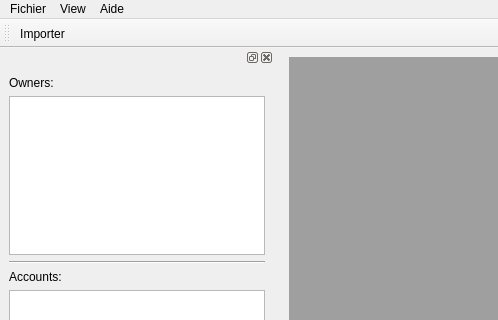
The window that src/ui/mainwindow.ui (KindVador/Accountancy) describes before a commit, drawn with Qt 5; both pictures show x 0 to 498 and y 0 to 320 of the 1485 by 812 pixel window.
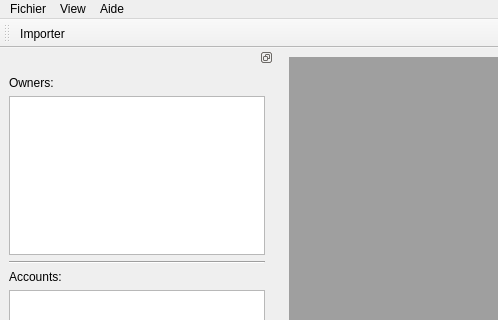
The same window after the commit. Icons and pictures are not drawn.

Commit message: add action in View menu

What changed in the file:
```diff
--- a/src/ui/mainwindow.ui
+++ b/src/ui/mainwindow.ui
@@ -77,6 +77,9 @@
    <addaction name="actionImport"/>
   </widget>
   <widget class="QDockWidget" name="mainDockWidget">
+   <property name="features">
+    <set>QDockWidget::DockWidgetFloatable|QDockWidget::DockWidgetMovable</set>
+   </property>
    <attribute name="dockWidgetArea">
     <number>1</number>
    </attribute>
```
Left out of the diff: 2 changed lines with no effect on the pictures. The commit also changes 2 other files.
